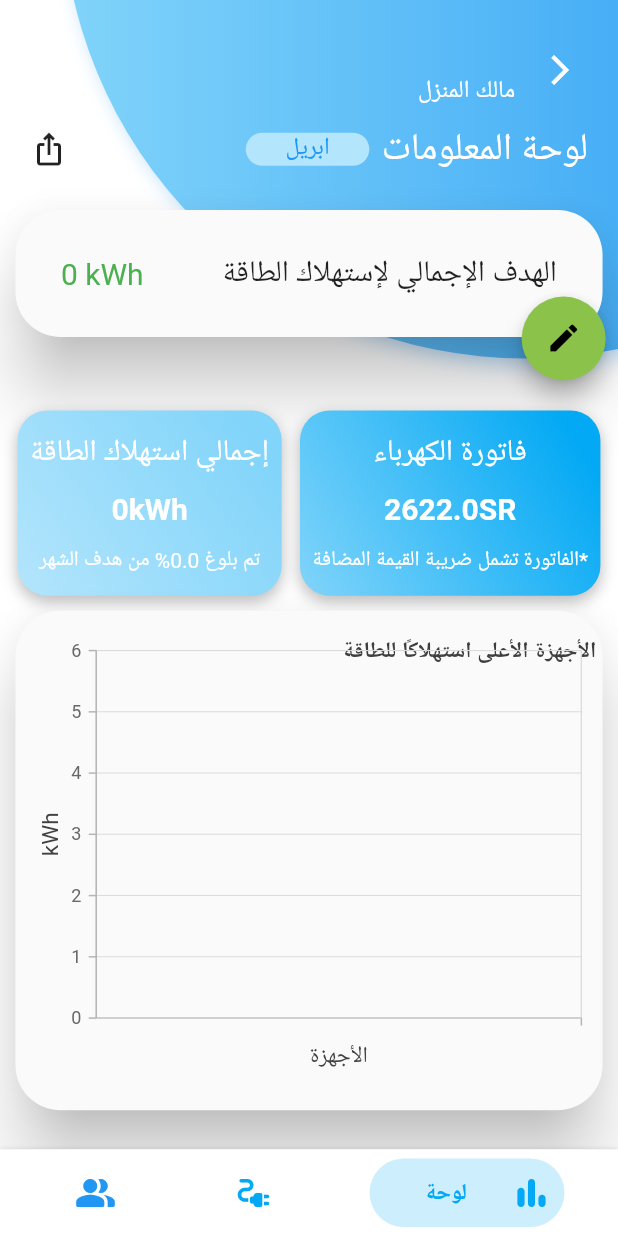
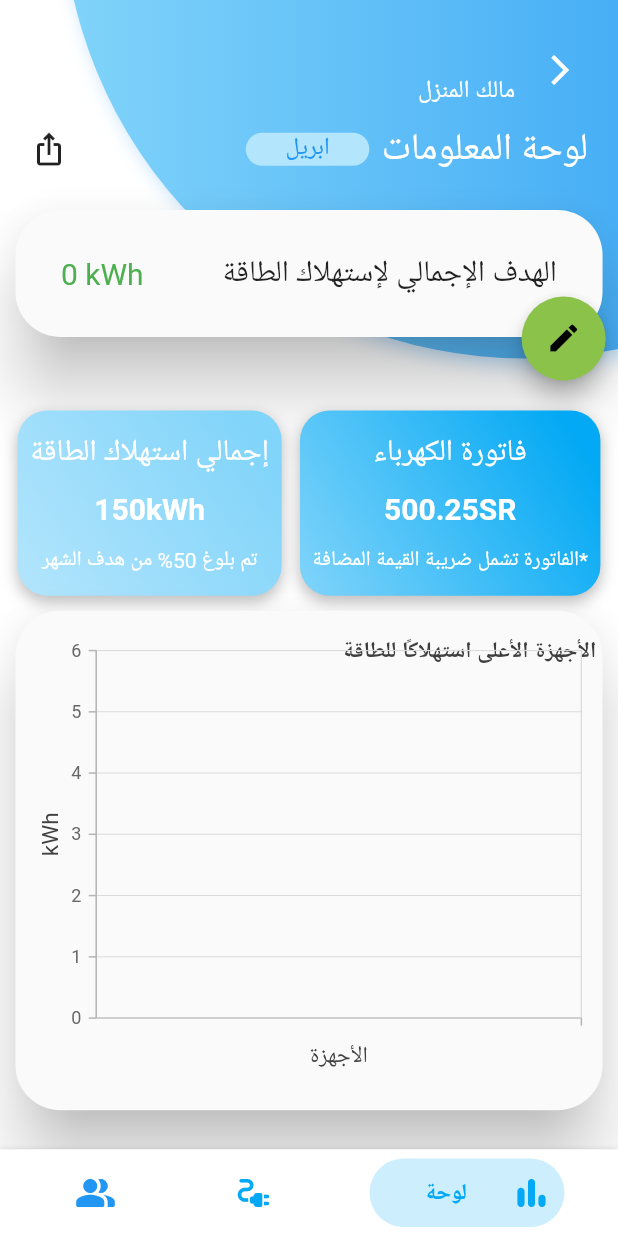
Before and after one commit to reemswe/rashd, a Flutter app: the screen it shows once a user with an empty profile is signed in, after a tap on the "arrow forward ios" icon, on a phone screen of 412 x 824 dp. Run offline on Flutter 3.47's test engine with Material 2 defaults, Android fonts, the phone set to English and light mode, and no system bars; drawn by our look-alikes of bottom_navy_bar; our stand-ins replace cloud_firestore, firebase_auth, firebase_core, firebase_database, firebase_messaging, flutter_local_notifications and 8 more; missing offline and left inert: flex_color_picker, flutter_share, wifi_iot, workmanager; accounts and stored records are empty; project files that could hold a hidden picture were left out.

Commit message:
some dashboard fixes

```diff
--- a/lib/Dashboard/dashboard.dart
+++ b/lib/Dashboard/dashboard.dart
@@ -93,10 +93,10 @@ class _dashboardState extends State<dashboard> {
     [
       'فاتورة الكهرباء',
       '500.25SR',
-      '\t',
+      '*الفاتورة تشمل ضريبة القيمة المضافة',
       Colors.lightBlue.shade500,
       Colors.white,
-      const Color(0xff81D4FA),
+      Color(0xff81D4FA),
     ],
     [
       'إجمالي استهلاك الطاقة',
@@ -110,7 +110,7 @@ class _dashboardState extends State<dashboard> {
   List<ChartData> chartData = [];
   // var houseID, houseName;
   int i = 0;
-
+  var testreal;
   var month = '';
   TextEditingController goalController = TextEditingController();
   double electricityBill = 0;
@@ -421,9 +421,9 @@ class _dashboardState extends State<dashboard> {
                         mainAxisAlignment: MainAxisAlignment.spaceAround,
                         children: [
                           SizedBox(width: width * 0.025),
-                          buildCard(energyData[0], width, height),
+                          buildCard(text[0], width, height),
                           SizedBox(width: width * 0.025),
-                          buildCard(energyData[1], width, height),
+                          buildCard(text[1], width, height),
                           SizedBox(width: width * 0.025),
                         ]),
                     // FutureBuilder(
@@ -764,6 +764,10 @@ class _dashboardState extends State<dashboard> {
         text[1][1] = '${total}kWh';
         percentage = (total / int.parse('100')) * 100;
         i = total;
+
+        calculateBill(total.toDouble());
+        String e = electricityBill.toStringAsFixed(2);
+        text[0][1] = '${e}SR';
       });
     });
   }
@@ -788,11 +792,45 @@ class _dashboardState extends State<dashboard> {
         text[1][1] = '${total}kWh';
         percentage = (total / int.parse('100')) * 100;
         i = total;
+
+        calculateBill(total.toDouble());
+        String e = electricityBill.toStringAsFixed(2);
+        text[0][1] = '${e}SR';
       });
     });
   }
 
   Future getData() async {
+    //new
+    // DatabaseReference ref =
+    //     FirebaseDatabase.instance.ref('testrealtime/h1/deviceList');
+    // DatabaseReference newPostRef = ref.push();
+
+    // DatabaseReference _dbRef = FirebaseDatabase.instance.ref();
+    // var snapshot = await _dbRef.child('testrealtime').get();
+    // snapshot.children.forEach((childSnapshot) {
+    //   var props = childSnapshot as Map;
+    //   print(props["cons"]);
+    // });
+    // print('================lee==============================');
+    // // print(newPostRef);
+    // print('================lee==============================');
+
+    DatabaseReference database =
+        FirebaseDatabase.instance.ref('testAurduino/Sensor/');
+    database.onValue.listen((DatabaseEvent event) {
+      final data = event.snapshot.value;
+      print('================lee1==============================');
+      print(data);
+      print('================lee==============================');
+      setState(() {
+        testreal = event.snapshot.value.toString();
+      });
+    });
+    print('================lee2==============================');
+    print(testreal);
+    print('================lee==============================');
+    //old
     var collection = await FirebaseFirestore.instance
         .collection('houseAccount')
         .doc('ffDQbRQQ8k9RzlGQ57FL')
```
